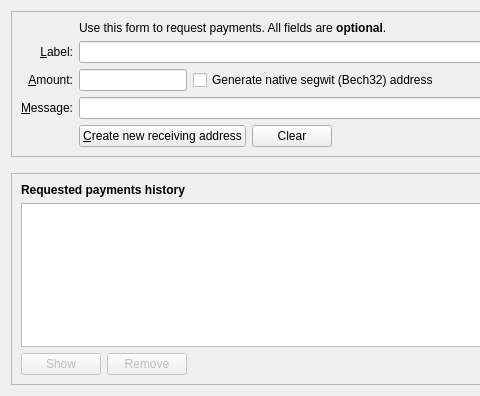
Above: src/qt/forms/receivecoinsdialog.ui from equalishcoin/equalishcoind before the change; both pictures show x 0 to 480 and y 0 to 396 of the 776 by 396 pixel window. Below: the same form after it.
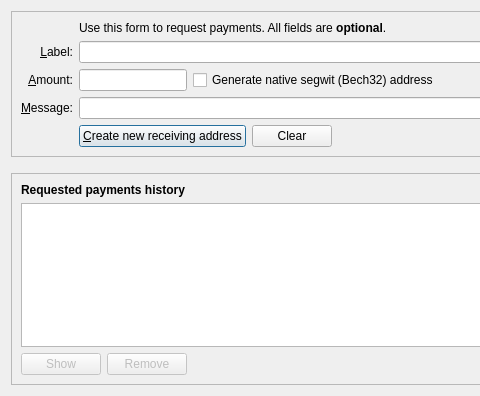
That is the form after the change. Icons and pictures are not drawn. Custom widgets are drawn as their Qt base class.

Commit message: qt: Use proper class for Ui::ReceiveCoinsDialog

Diff of the .ui file:
```diff
--- a/src/qt/forms/receivecoinsdialog.ui
+++ b/src/qt/forms/receivecoinsdialog.ui
@@ -1,7 +1,7 @@
 <?xml version="1.0" encoding="UTF-8"?>
 <ui version="4.0">
  <class>ReceiveCoinsDialog</class>
- <widget class="QWidget" name="ReceiveCoinsDialog">
+ <widget class="QDialog" name="ReceiveCoinsDialog">
   <property name="geometry">
    <rect>
     <x>0</x>
```
